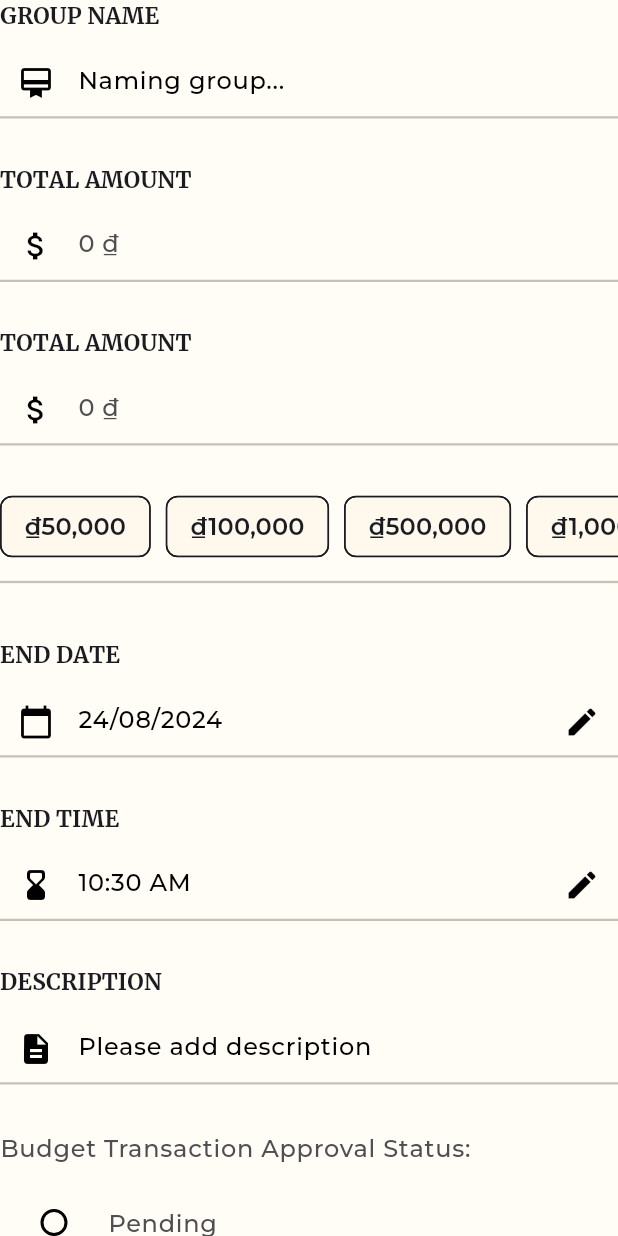
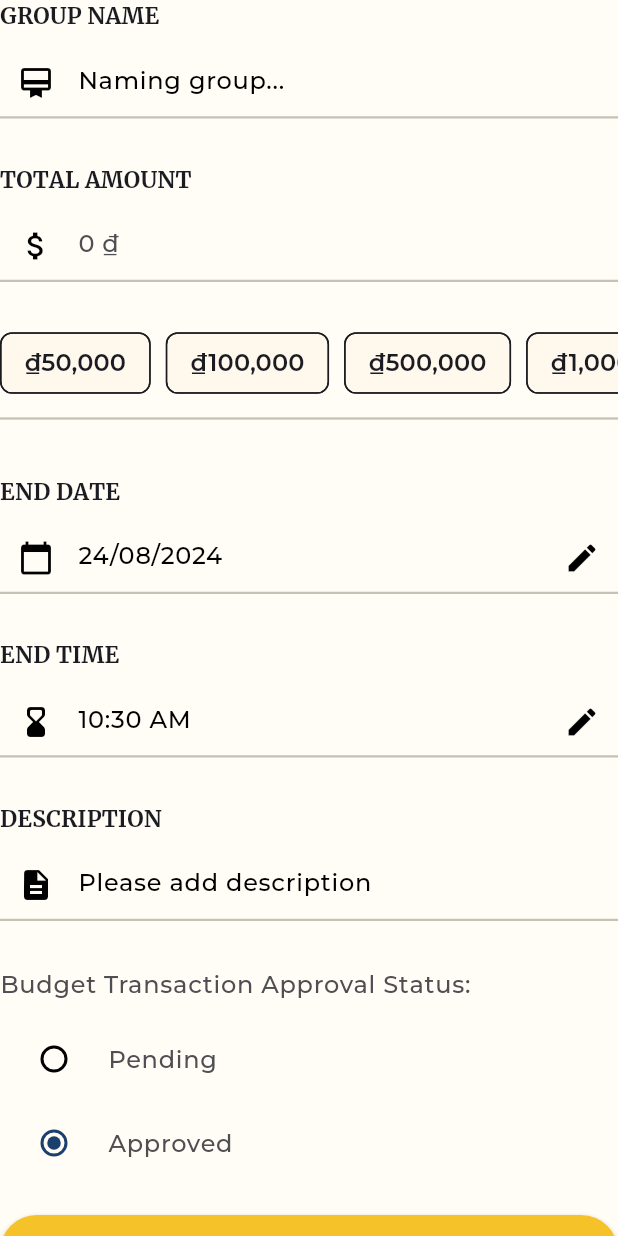
Before and after one commit to Puppychan/tymesavingfrontend, a Flutter app: the BudgetFormMain widget shown alone on an empty page, opened directly, on a phone screen of 412 x 824 dp. Run offline on Flutter 3.47's test engine with Material 3 defaults, Android fonts, the phone set to English and light mode, and no system bars; drawn by our look-alikes of loader_overlay; our stand-ins replace dio, dotted_border, fl_chart, flutter_dotenv, flutter_svg, font_awesome_flutter and 8 more; missing offline and left inert: dio_cache_interceptor, dio_cache_interceptor_hive_store; accounts and stored records are empty; network calls fail; statements that could not run were skipped; project files that could hold a hidden picture were left out.

Commit message:
Fix: remove duplicated form in budget form

```diff
--- a/lib/form/common_form/budget_form.dart
+++ b/lib/form/common_form/budget_form.dart
@@ -235,15 +235,16 @@ class _BudgetFormMainState extends State<BudgetFormMain> {
                 onChange: (value) => updateOnChange("name"),
                 validator: Validator.validateGroupName,
               ),
-              UnderlineTextField(
-                  label: "TOTAL AMOUNT",
-                  controller: _amountController,
-                  icon: Icons.attach_money,
-                  placeholder: formattedAmount,
-                  keyboardType: TextInputType.number,
-                  inputFormatters: [CurrencyInputFormatter()],
-                  onChange: (value) => updateOnChange("amount"),
-                  validator: Validator.validateAmount),
+              // Duplicated
+              // UnderlineTextField(
+              //     label: "TOTAL AMOUNT",
+              //     controller: _amountController,
+              //     icon: Icons.attach_money,
+              //     placeholder: formattedAmount,
+              //     keyboardType: TextInputType.number,
+              //     inputFormatters: [CurrencyInputFormatter()],
+              //     onChange: (value) => updateOnChange("amount"),
+              //     validator: Validator.validateAmount),
               AmountMultiForm(
                   formattedAmount: formattedAmount,
                   updateOnChange: updateOnChange,
```
